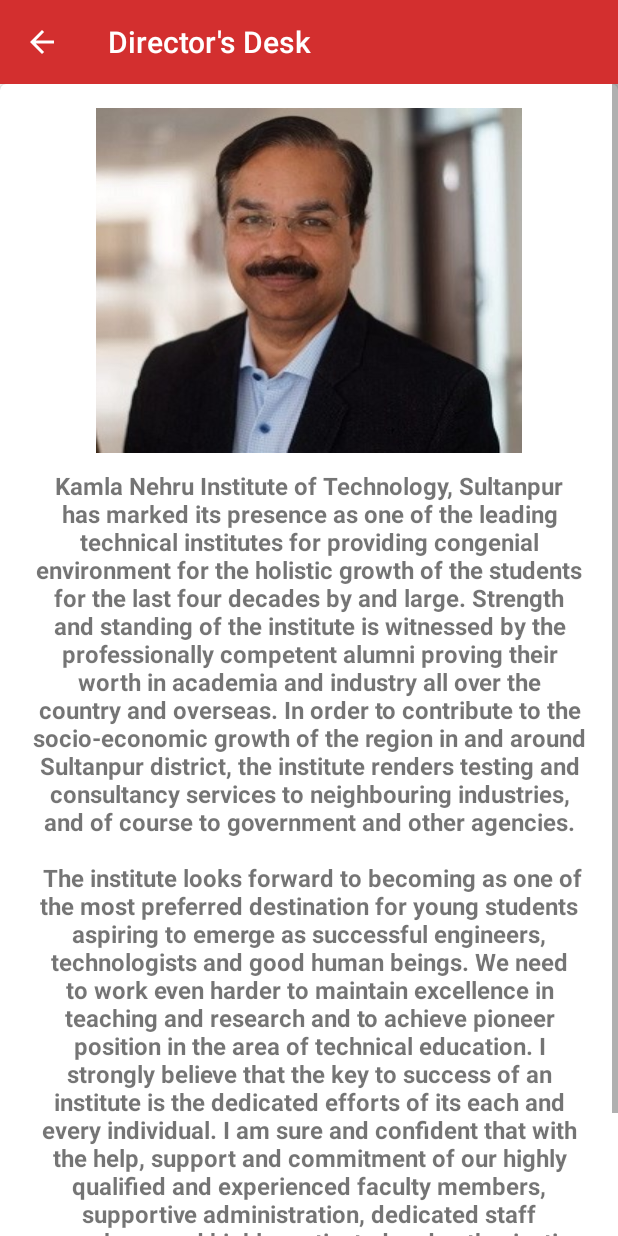
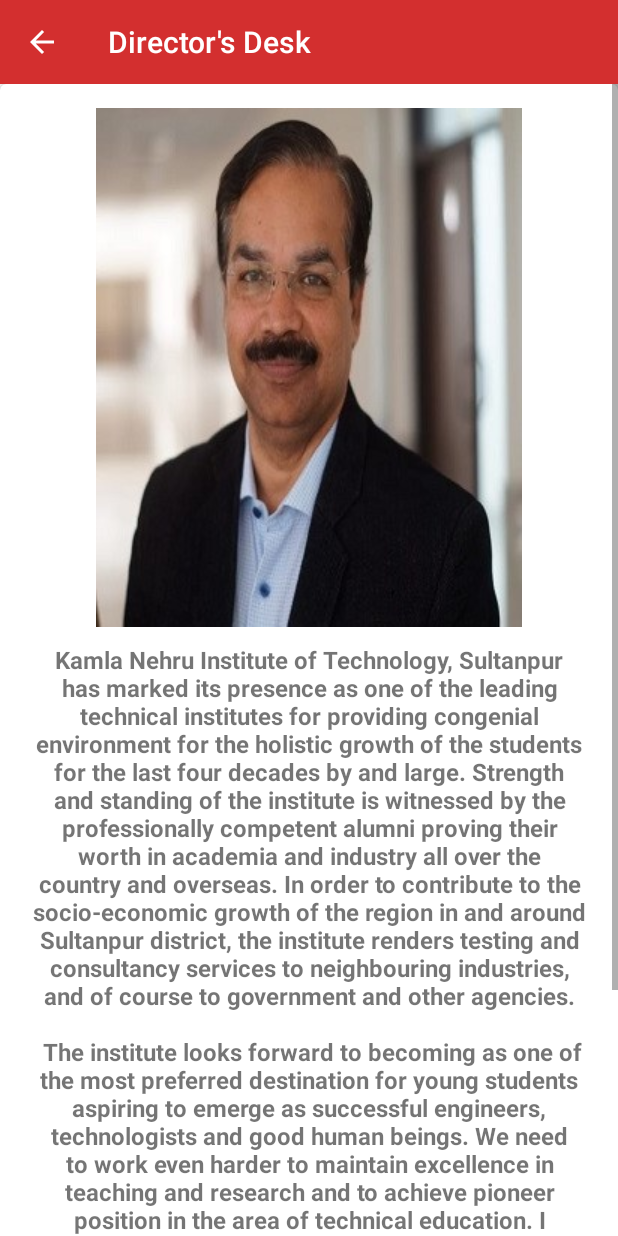
Before and after one commit to Sanjeevsky/KNIT, an Android app: the DirectorActivity screen opened directly, with no data from a screen before it, on a phone screen of 412 x 824 dp. Run offline under Robolectric (Android 15) with nearby library versions, the phone set to English and light mode, and no system bars.

Commit message:
Developers Desk

```diff
--- a/app/src/main/res/layout/activity_director.xml
+++ b/app/src/main/res/layout/activity_director.xml
@@ -40,7 +40,7 @@
                     <ImageView
                         android:id="@+id/imageView1_id"
                         android:layout_width="wrap_content"
-                        android:layout_height="230dp"
+                        android:layout_height="wrap_content"
                         android:layout_gravity="center"
                         android:scaleType="fitXY"
                         android:src="@drawable/director_img"
```
